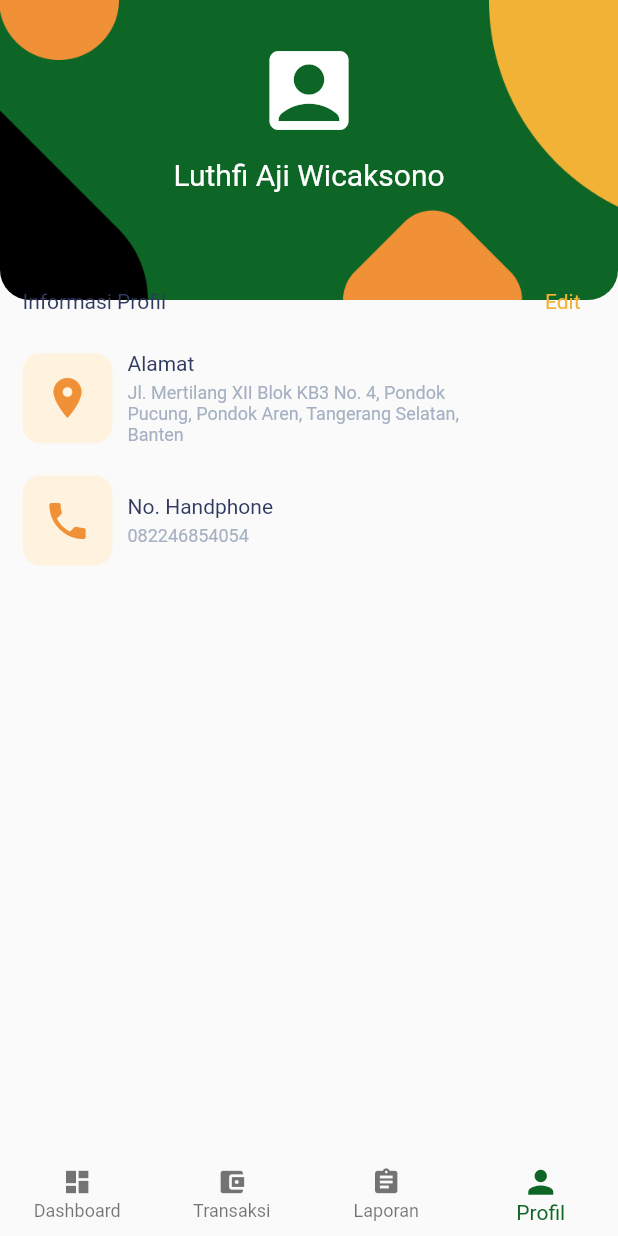
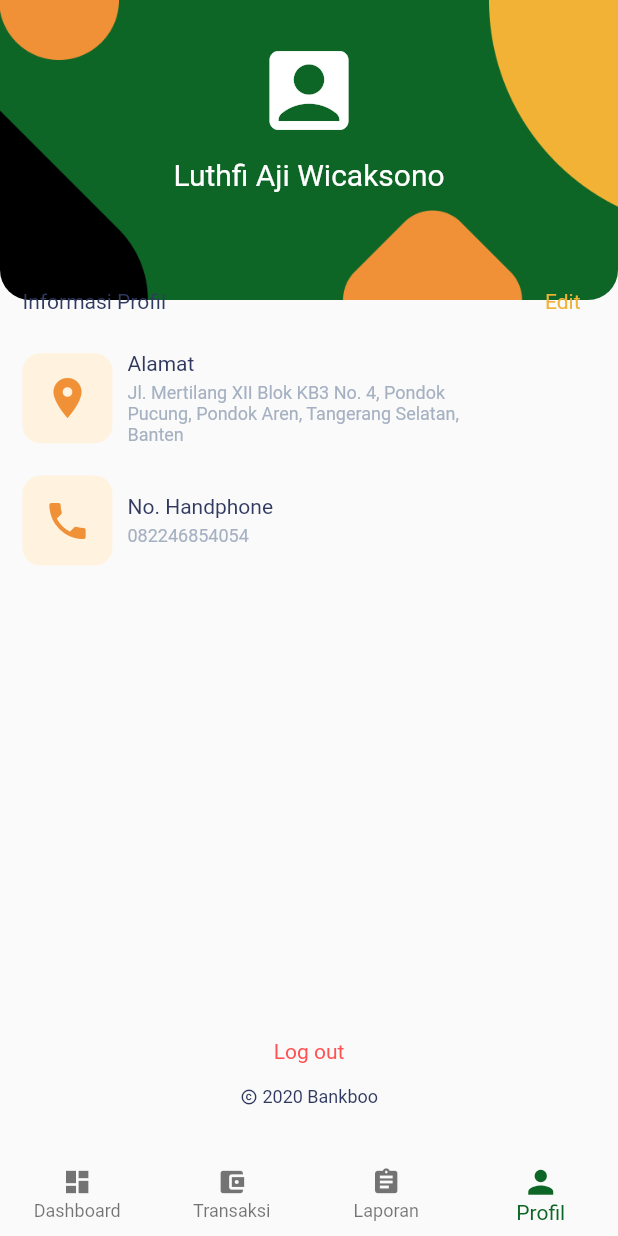
Before and after one commit to luthfiajiw/bankboo, a Flutter app: the HomeScreen screen opened by its route, item 4 of the bottom bar chosen, on a phone screen of 412 x 824 dp. Run offline on Flutter 3.47's test engine with Material 2 defaults, Android fonts, the phone set to English and light mode, and no system bars; our stand-ins replace dio, flutter_spinkit, shared_preferences; missing offline and left inert: flutter_stetho; accounts and stored records are empty.

Commit message:
logout func

```diff
--- a/lib/pages/profile/profile_view.dart
+++ b/lib/pages/profile/profile_view.dart
@@ -1,7 +1,9 @@
+import 'package:bankboo/core/constants/route_paths.dart';
 import 'package:bankboo/shared/palette.dart';
 import 'package:bankboo/shared/widgets/profile_tile.dart';
 import 'package:flutter/cupertino.dart';
 import 'package:flutter/material.dart';
+import 'package:shared_preferences/shared_preferences.dart';
 
 class ProfileView extends StatefulWidget {
   @override
@@ -27,6 +29,9 @@ class _ProfileViewState extends State<ProfileView> {
         SafeArea(
           child: Column(
             crossAxisAlignment: CrossAxisAlignment.center,
+            mainAxisAlignment: MainAxisAlignment.spaceBetween,
+            children: <Widget>[
+              Column(
                 children: <Widget>[
                   Container(
                     alignment: Alignment.bottomCenter,
@@ -82,6 +87,39 @@ class _ProfileViewState extends State<ProfileView> {
                   )
                 ],
               ),
+
+              Container(
+                margin: EdgeInsets.symmetric(horizontal: 15.0, vertical: 30.0),
+                child: Column(
+                  crossAxisAlignment: CrossAxisAlignment.center,
+                  children: <Widget>[
+                    InkWell(
+                      onTap: () async {
+                        SharedPreferences prefs = await SharedPreferences.getInstance();
+
+                        prefs.clear();
+                        Navigator.pushNamedAndRemoveUntil(context, RoutePaths.Signin, (Route<dynamic> route) => false);
+                      },
+                      child: Text('Log out', style: TextStyle(color: Colors.redAccent))
+                    ),
+                    Padding(
+                      padding: const EdgeInsets.only(top: 15.0),
+                      child: Row(
+                        mainAxisAlignment: MainAxisAlignment.center,
+                        children: <Widget>[
+                          Icon(Icons.copyright, color: Palette.textBlack, size: 12,),
+                          Padding(
+                            padding: const EdgeInsets.only(left: 3.0),
+                            child: Text('2020 Bankboo', style: TextStyle(color: Palette.textBlack, fontSize: 12)),
+                          ),
+                        ],
+                      ),
+                    ),
+                  ],
+                )
+              )
+            ],
+          ),
         )
       ],
     );
```
Lines whose indentation alone changed are shown as unchanged.
